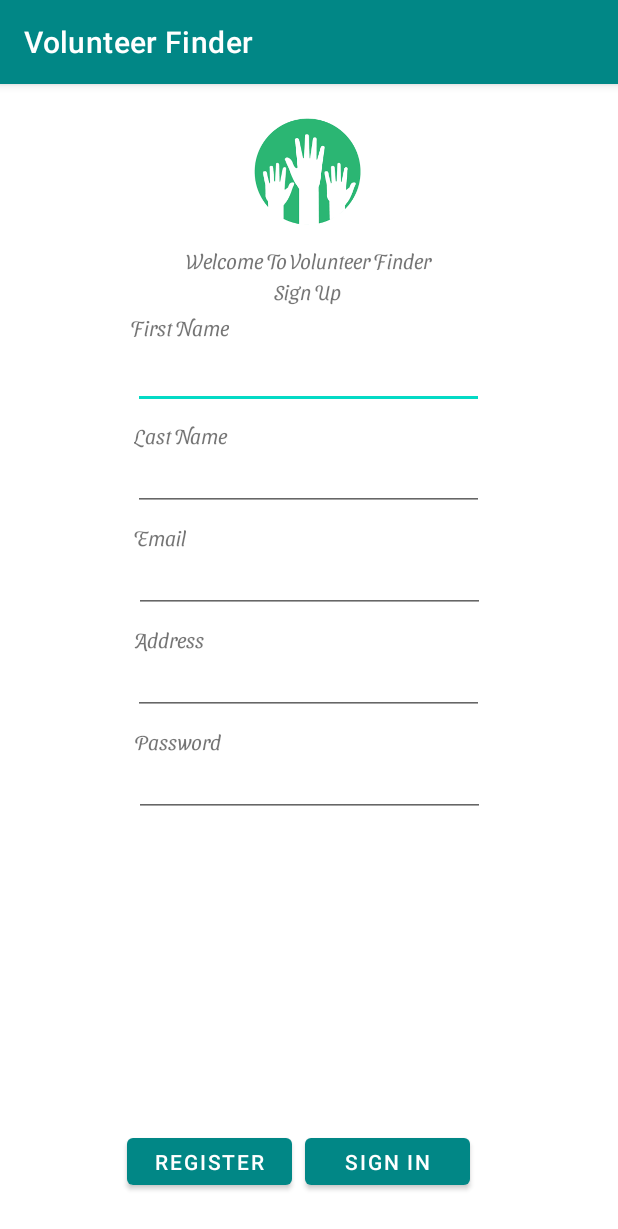
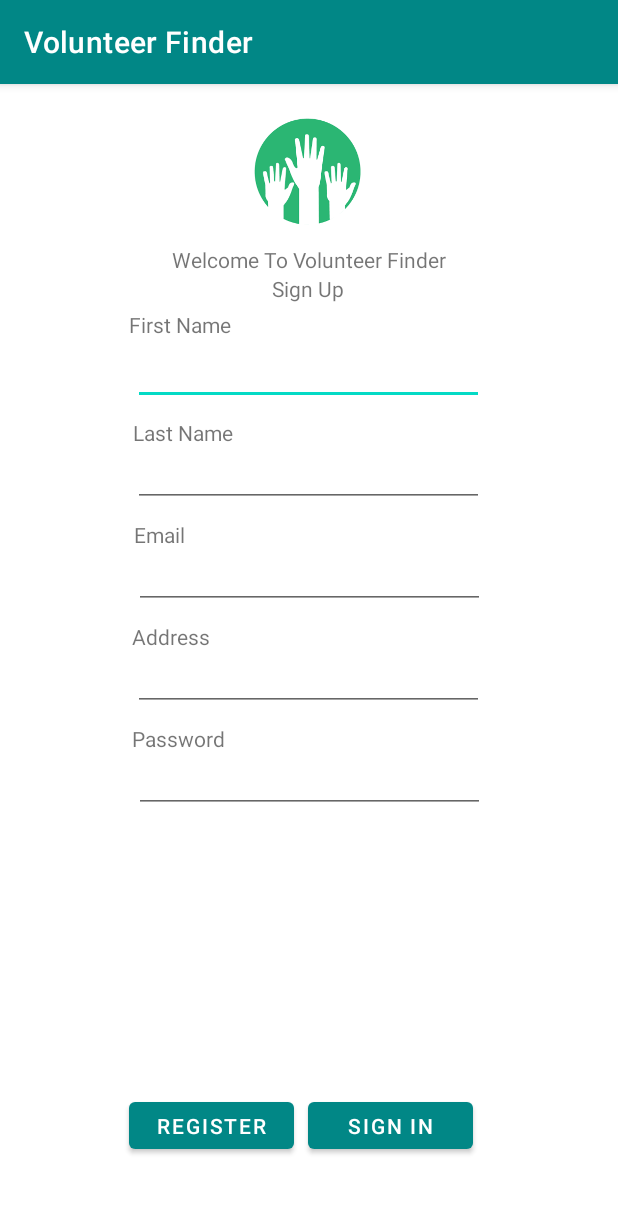
Before and after one commit to RolandSall/VolunteerFinder, an Android app: the screen it shows after launch (MainActivity), on a phone screen of 412 x 824 dp. Shown: the top 1229 px of the screen. Run offline under Robolectric (Android 15) with nearby library versions, the phone set to English and light mode, and no system bars; our stand-ins replace Firebase (no records; nobody signed in at launch, a user with empty details on screens opened directly).

Commit message:
fix: font issues

```diff
--- a/app/src/main/res/layout/activity_main.xml
+++ b/app/src/main/res/layout/activity_main.xml
@@ -26,7 +26,6 @@
         android:layout_width="wrap_content"
         android:layout_height="wrap_content"
         android:layout_marginTop="8dp"
-        android:fontFamily="@font/sansita_swashed_light"
         android:text="Welcome To Volunteer Finder"
         app:layout_constraintEnd_toEndOf="parent"
         app:layout_constraintStart_toStartOf="parent"
@@ -37,7 +36,6 @@
         android:layout_width="wrap_content"
         android:layout_height="wrap_content"
         android:layout_marginBottom="4dp"
-        android:fontFamily="@font/sansita_swashed_light"
         android:text="First Name"
         app:layout_constraintBottom_toTopOf="@+id/firstNameField"
         app:layout_constraintEnd_toEndOf="parent"
@@ -49,7 +47,6 @@
         android:id="@+id/textView2"
         android:layout_width="wrap_content"
         android:layout_height="wrap_content"
-        android:fontFamily="@font/sansita_swashed_light"
         android:text="Sign Up"
         app:layout_constraintBottom_toBottomOf="parent"
         app:layout_constraintEnd_toEndOf="parent"
@@ -75,7 +72,6 @@
         android:layout_width="wrap_content"
         android:layout_height="wrap_content"
         android:text="Last Name"
-        android:fontFamily="@font/sansita_swashed_light"
         app:layout_constraintBottom_toTopOf="@+id/lastNameField"
         app:layout_constraintEnd_toEndOf="parent"
         app:layout_constraintHorizontal_bias="0.256"
@@ -97,7 +93,6 @@
         android:id="@+id/textView10"
         android:layout_width="wrap_content"
         android:layout_height="wrap_content"
-        android:fontFamily="@font/sansita_swashed_light"
         android:text="Email"
         app:layout_constraintBottom_toTopOf="@+id/emailField"
         app:layout_constraintEnd_toEndOf="parent"
@@ -120,7 +115,6 @@
         android:id="@+id/textView11"
         android:layout_width="wrap_content"
         android:layout_height="wrap_content"
-        android:fontFamily="@font/sansita_swashed_light"
         android:text="Address"
         app:layout_constraintBottom_toTopOf="@+id/addressField"
         app:layout_constraintEnd_toEndOf="parent"
@@ -155,7 +149,6 @@
         android:id="@+id/textView12"
         android:layout_width="wrap_content"
         android:layout_height="wrap_content"
-        android:fontFamily="@font/sansita_swashed_light"
         android:text="Password"
         app:layout_constraintBottom_toTopOf="@+id/passwordField"
         app:layout_constraintEnd_toEndOf="parent"
@@ -166,22 +159,22 @@
             android:id="@+id/registerBtn"
             android:layout_width="110dp"
             android:layout_height="43dp"
-            android:layout_marginBottom="28dp"
+            android:layout_marginBottom="52dp"
             android:text="Register"
             app:layout_constraintBottom_toBottomOf="parent"
             app:layout_constraintEnd_toEndOf="parent"
-            app:layout_constraintHorizontal_bias="0.281"
+            app:layout_constraintHorizontal_bias="0.285"
             app:layout_constraintStart_toStartOf="parent" />
 
         <Button
             android:id="@+id/signInBtn"
             android:layout_width="110dp"
             android:layout_height="43dp"
-            android:layout_marginBottom="28dp"
+            android:layout_marginBottom="52dp"
             android:text="Sign In"
             app:layout_constraintBottom_toBottomOf="parent"
             app:layout_constraintEnd_toEndOf="parent"
-            app:layout_constraintHorizontal_bias="0.083"
+            app:layout_constraintHorizontal_bias="0.085"
             app:layout_constraintStart_toEndOf="@+id/registerBtn" />
 
     </androidx.constraintlayout.widget.ConstraintLayout>
```
